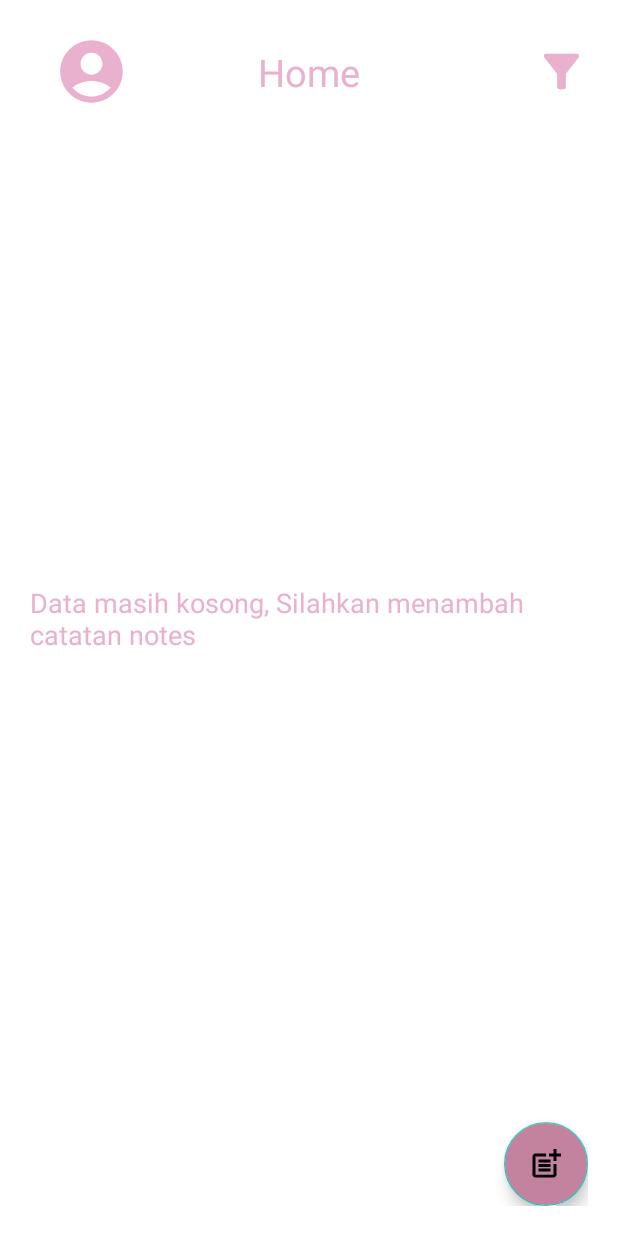
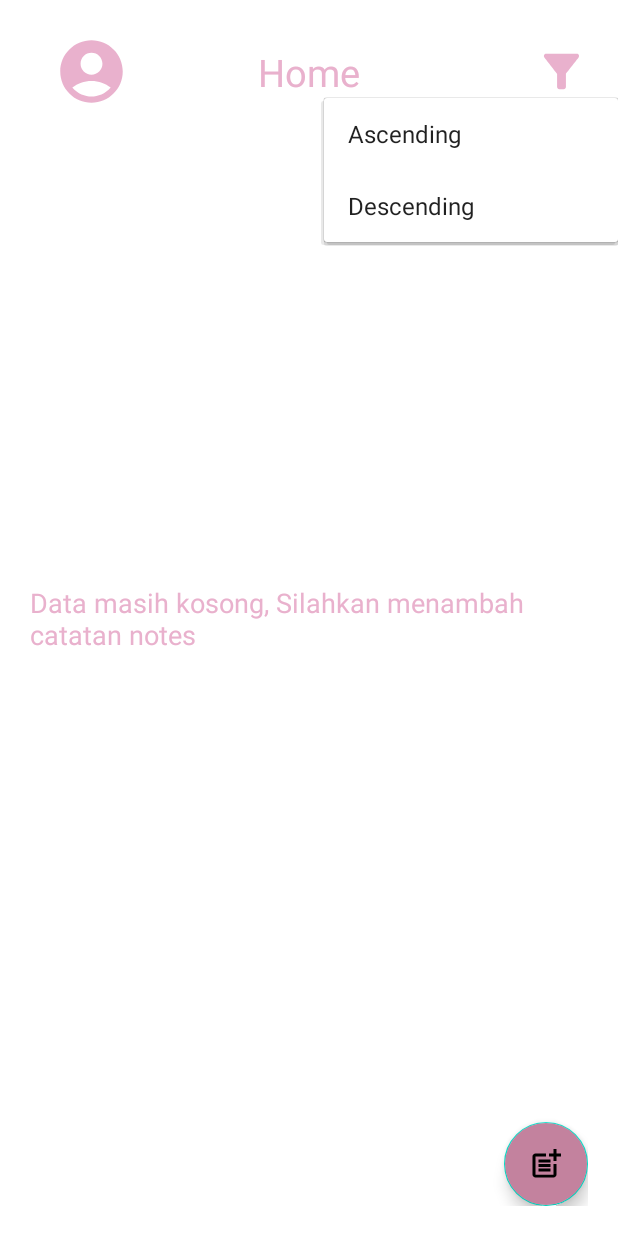
Before and after one commit to dheevvvv/Challenge-Chapter-4, an Android app: the HomeFragment screen opened through its navigation route, after a tap on "filter", on a phone screen of 412 x 824 dp. Run offline under Robolectric (Android 15) with nearby library versions, the phone set to English and light mode, and no system bars; our stand-ins replace Room's generated code, data binding.

Commit message:
detail done, filter ascending descending done, clear done

```diff
--- a/app/src/main/java/com/example/challengechapterempat/adapter/NoteAdapter.kt
+++ b/app/src/main/java/com/example/challengechapterempat/adapter/NoteAdapter.kt
@@ -29,6 +29,7 @@ class NoteAdapter(private var listNote: List<NoteData>, private val itemClickLis
 
     interface ItemClickListener {
         fun edit(noteData: NoteData)
+        fun detail(noteData: NoteData)
         fun delete(noteData: NoteData)
     }
 
--- a/app/src/main/java/com/example/challengechapterempat/datastore_preferences/ProfileFragment.kt
+++ b/app/src/main/java/com/example/challengechapterempat/datastore_preferences/ProfileFragment.kt
@@ -10,6 +10,7 @@ import androidx.lifecycle.asLiveData
 import androidx.navigation.fragment.findNavController
 import com.example.challengechapterempat.R
 import com.example.challengechapterempat.databinding.FragmentProfileBinding
+import com.example.challengechapterempat.shared_preferences.FilterPreferences
 import com.example.challengechapterempat.viewmodel.UserViewModel
 import kotlinx.coroutines.GlobalScope
 import kotlinx.coroutines.async
@@ -20,6 +21,7 @@ class ProfileFragment : Fragment() {
     private lateinit var binding: FragmentProfileBinding
     private lateinit var userManager: UserManager
     private lateinit var userViewModel: UserViewModel
+    private lateinit var filterPreferences: FilterPreferences
     override fun onCreateView(
         inflater: LayoutInflater, container: ViewGroup?,
         savedInstanceState: Bundle?
@@ -33,7 +35,7 @@ class ProfileFragment : Fragment() {
         super.onViewCreated(view, savedInstanceState)
         userManager = UserManager.getInstance(requireContext())
         userViewModel = ViewModelProvider(requireActivity()).get(UserViewModel::class.java)
-
+        filterPreferences = FilterPreferences(requireContext())
         userViewModel.getUsername()
         userViewModel.username.observe(viewLifecycleOwner){
             binding.username = "Hello, Welcome!," + " " + it.toString()
@@ -49,6 +51,7 @@ class ProfileFragment : Fragment() {
         GlobalScope.async {
             userManager.clearData()
         }
+        filterPreferences.clear()
         findNavController().navigate(R.id.action_profileFragment_to_loginFragment)
     }
 
--- a/app/src/main/java/com/example/challengechapterempat/shared_preferences/FilterPreferences.kt
+++ b/app/src/main/java/com/example/challengechapterempat/shared_preferences/FilterPreferences.kt
@@ -16,6 +16,12 @@ class FilterPreferences(context: Context) {
         editor.putString(key, value).apply()
     }
 
+    fun clear(){
+        val editor = sharedPreferences.edit()
+        editor.clear()
+        editor.apply()
+    }
+
     fun getString(key: String): String? {
         return sharedPreferences.getString(key, null)
     }
--- a/app/src/main/java/com/example/challengechapterempat/ui/HomeFragment.kt
+++ b/app/src/main/java/com/example/challengechapterempat/ui/HomeFragment.kt
@@ -2,9 +2,11 @@ package com.example.challengechapterempat.ui
 
 import android.os.Bundle
 import android.view.LayoutInflater
+import android.view.MenuItem
 import android.view.View
 import android.view.ViewGroup
 import android.widget.PopupMenu
+import androidx.annotation.MenuRes
 import androidx.core.view.isVisible
 import androidx.fragment.app.Fragment
 import androidx.lifecycle.ViewModelProvider
@@ -37,24 +39,11 @@ class HomeFragment : Fragment(), NoteAdapter.ItemClickListener {
         super.onViewCreated(view, savedInstanceState)
         noteViewModel = ViewModelProvider(requireActivity()).get(NoteViewModel::class.java)
         filterPreferences = FilterPreferences(requireContext())
+        binding.onClick = this
 
-        val popupMenu = PopupMenu(requireContext(), binding.ivFilter)
-        popupMenu.setOnMenuItemClickListener { menuItem ->
-            when (menuItem.itemId) {
-                R.id.menuItem_ascending -> {
-                    filterPreferences.put("filter_key", "ASCENDING")
-                    true
-                }
-                R.id.menuItem_descending-> {
-                    filterPreferences.put("filter_key", "DESCENDING")
-                    true
-                }
-                else -> false
-            }
-        }
 
         binding.ivFilter.setOnClickListener {
-            popupMenu.show()
+            showUpMenu(it, R.menu.filter_menu)
         }
 
         binding.btnAddNote.setOnClickListener {
@@ -64,7 +53,7 @@ class HomeFragment : Fragment(), NoteAdapter.ItemClickListener {
         }
 
         binding.btnProfile.setOnClickListener {
-            findNavController().navigate(R.id.action_homeFragment_to_profileFragment)
+            profile()
         }
         noteViewModel = ViewModelProvider(requireActivity()).get(NoteViewModel::class.java)
 
@@ -77,6 +66,36 @@ class HomeFragment : Fragment(), NoteAdapter.ItemClickListener {
         } else if (filterPreferences.getString("filter_key").equals("DESCENDING", true)) {
             noteViewModel.getAllNotesDesc()
         }
+    }
+
+    fun profile(){
+        findNavController().navigate(R.id.action_homeFragment_to_profileFragment)
+    }
+
+    fun showUpMenu(v:View, @MenuRes menuRes: Int){
+        val popup = PopupMenu(requireContext(), v)
+        popup.menuInflater.inflate(menuRes, popup.menu)
+
+        popup.setOnMenuItemClickListener { menuItem ->
+            when (menuItem.itemId) {
+                R.id.menuItem_ascending -> {
+                    filterPreferences.put("filter_key", "ASCENDING")
+                    noteViewModel.getAllNotesAsc()
+                    true
+                }
+                R.id.menuItem_descending-> {
+                    filterPreferences.put("filter_key", "DESCENDING")
+                    noteViewModel.getAllNotesDesc()
+                    true
+                }
+                else -> false
+            }
+        }
+        popup.setOnDismissListener {
+            // Respond to popup being dismissed.
+        }
+        // Show the popup menu.
+        popup.show()
     }
 
 
@@ -104,6 +123,13 @@ class HomeFragment : Fragment(), NoteAdapter.ItemClickListener {
         dialog.show(childFragmentManager, "EditNoteDialog")
     }
 
+    override fun detail(noteData: NoteData) {
+        val bundle = Bundle().apply {
+            putSerializable("note_detail", noteData)
+        }
+        findNavController().navigate(R.id.action_homeFragment_to_detailNoteFragment, bundle)
+    }
+
     override fun delete(noteData: NoteData) {
         TODO("Not yet implemented")
     }
--- a/app/src/main/res/layout/fragment_add_note.xml
+++ b/app/src/main/res/layout/fragment_add_note.xml
@@ -11,7 +11,8 @@
 
     <ScrollView
         android:layout_width="match_parent"
-        android:layout_height="wrap_content">
+        android:layout_height="wrap_content"
+        android:scrollbars="vertical">
 
         <androidx.constraintlayout.widget.ConstraintLayout
             android:layout_width="match_parent"
--- a/app/src/main/res/layout/fragment_edit_note.xml
+++ b/app/src/main/res/layout/fragment_edit_note.xml
@@ -11,7 +11,8 @@
 
     <ScrollView
         android:layout_width="match_parent"
-        android:layout_height="wrap_content">
+        android:layout_height="wrap_content"
+        android:scrollbars="vertical">
 
         <androidx.constraintlayout.widget.ConstraintLayout
             android:layout_width="match_parent"
--- a/app/src/main/res/layout/fragment_home.xml
+++ b/app/src/main/res/layout/fragment_home.xml
@@ -1,9 +1,17 @@
 <?xml version="1.0" encoding="utf-8"?>
-<androidx.constraintlayout.widget.ConstraintLayout xmlns:android="http://schemas.android.com/apk/res/android"
+<layout xmlns:android="http://schemas.android.com/apk/res/android"
     xmlns:tools="http://schemas.android.com/tools"
+    xmlns:app="http://schemas.android.com/apk/res-auto">
+
+    <data>
+        <variable
+            name="onClick"
+            type="com.example.challengechapterempat.ui.HomeFragment" />
+    </data>
+
+    <androidx.constraintlayout.widget.ConstraintLayout
         android:layout_width="match_parent"
         android:layout_height="match_parent"
-    xmlns:app="http://schemas.android.com/apk/res-auto"
         tools:context=".ui.HomeFragment"
         android:padding="20dp">
 
@@ -11,14 +19,14 @@
             android:id="@+id/toolbar"
             android:layout_width="match_parent"
             android:layout_height="wrap_content"
-        app:layout_constraintTop_toTopOf="parent"
-        >
+            app:layout_constraintTop_toTopOf="parent">
 
             <ImageView
                 android:id="@+id/btnProfile"
                 android:layout_width="50dp"
                 android:layout_height="50dp"
                 android:contentDescription="@string/profile"
+                android:onClick="@{()->onClick.profile()}"
                 android:src="@drawable/ic_account"
                 tools:ignore="ImageContrastCheck"
                 tools:layout_editor_absoluteX="16dp"
@@ -56,7 +64,7 @@
             android:layout_height="wrap_content"
             tools:listitem="@layout/item_note"
             app:layout_constraintTop_toBottomOf="@+id/toolbar"
-        android:layout_marginTop="20dp"/>
+            android:layout_marginTop="20dp" />
 
         <TextView
             android:id="@+id/tv_empty"
@@ -69,7 +77,7 @@
             app:layout_constraintBottom_toBottomOf="parent"
             app:layout_constraintEnd_toEndOf="parent"
             app:layout_constraintStart_toStartOf="parent"
-        app:layout_constraintTop_toTopOf="parent"/>
+            app:layout_constraintTop_toTopOf="parent" />
 
         <com.google.android.material.floatingactionbutton.FloatingActionButton
             android:id="@+id/btnAddNote"
@@ -83,3 +91,4 @@
             tools:ignore="SpeakableTextPresentCheck,ImageContrastCheck" />
 
     </androidx.constraintlayout.widget.ConstraintLayout>
+</layout>
--- a/app/src/main/res/layout/item_note.xml
+++ b/app/src/main/res/layout/item_note.xml
@@ -13,7 +13,6 @@
     </data>
 
     <androidx.cardview.widget.CardView
-        android:id="@+id/item_click"
         android:layout_width="match_parent"
         android:layout_height="100dp"
         android:layout_margin="15dp"
@@ -33,6 +32,7 @@
                 android:layout_height="wrap_content"
                 android:text="@{item.title}"
                 tools:text="Title"
+                android:onClick="@{()->itemonClick.detail(item)}"
                 android:textColor="@color/white"
                 android:textSize="20sp"
                 app:layout_constraintStart_toStartOf="parent"
@@ -45,6 +45,7 @@
                 android:layout_height="wrap_content"
                 android:layout_marginTop="5dp"
                 android:text="@{item.date}"
+                android:onClick="@{()->itemonClick.detail(item)}"
                 tools:text="Date"
                 android:textColor="@color/white"
                 android:textSize="15sp"
@@ -58,6 +59,7 @@
                 android:layout_height="wrap_content"
                 android:layout_marginTop="5dp"
                 android:text="@{item.content}"
+                android:onClick="@{()->itemonClick.detail(item)}"
                 tools:text="Content"
                 android:textColor="@color/white"
                 android:textSize="15sp"
--- a/app/src/main/res/navigation/main_navigation.xml
+++ b/app/src/main/res/navigation/main_navigation.xml
@@ -90,5 +90,8 @@
         <action
             android:id="@+id/action_detailNoteFragment_to_homeFragment"
             app:destination="@id/homeFragment" />
+        <action
+            android:id="@+id/action_detailNoteFragment_to_profileFragment"
+            app:destination="@id/profileFragment" />
     </fragment>
 </navigation>
--- a/app/src/main/res/values/strings.xml
+++ b/app/src/main/res/values/strings.xml
@@ -29,4 +29,5 @@
     <string name="edit_isi_kontent_catatan_note">Edit isi kontent catatan note</string>
     <string name="edit_date_tanggal_catatan_note">Edit date tanggal catatan note</string>
     <string name="detail_note">Detail Note</string>
+    <string name="back">back</string>
 </resources>
```
Also changed, not shown: app/src/main/java/com/example/challengechapterempat/ui/DetailNoteFragment.kt (+19 -2 lines), app/src/main/res/layout/fragment_detail_note.xml (+8 -2 lines). Lines whose indentation alone changed are shown as unchanged.
